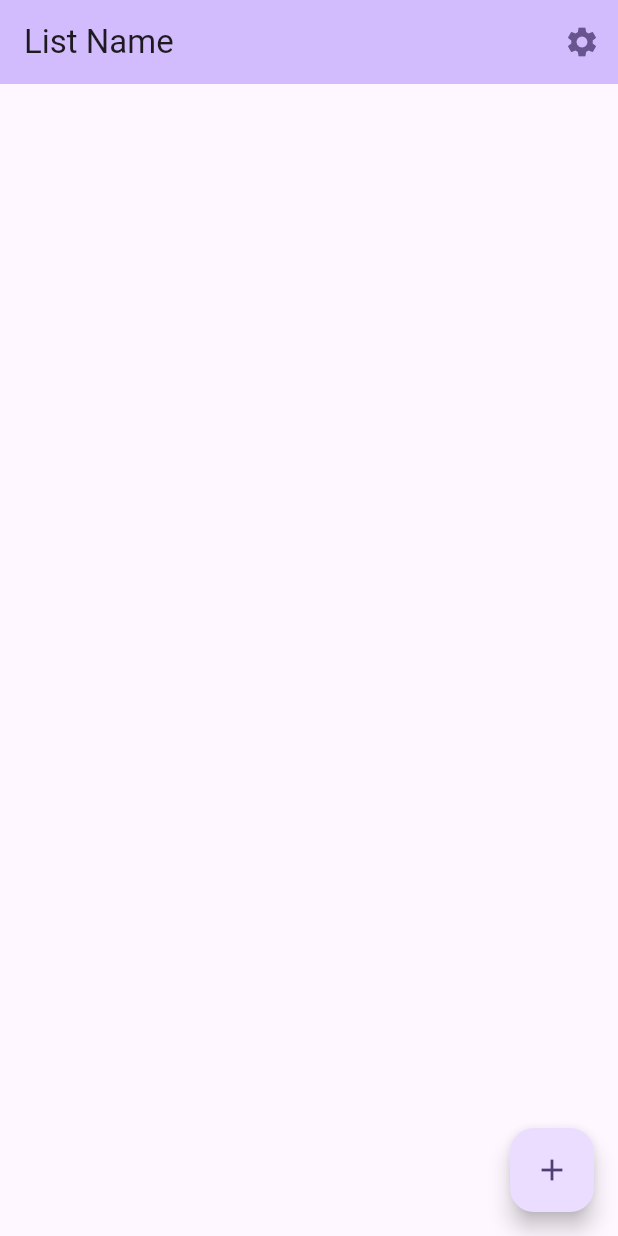
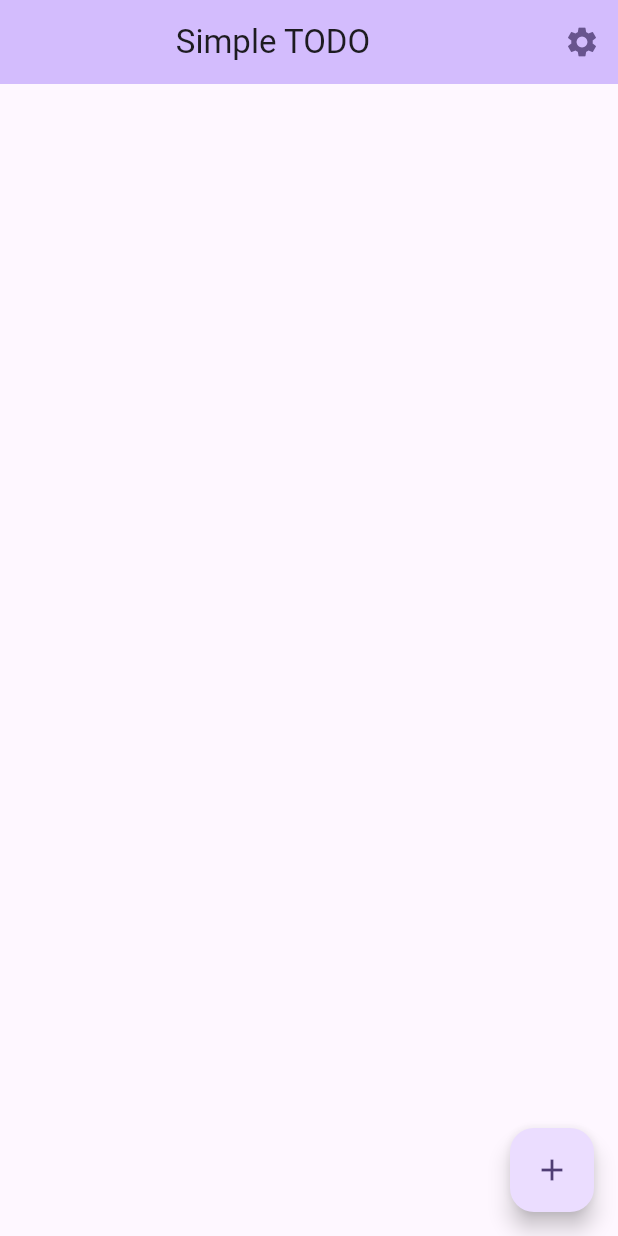
Before and after one commit to Nigel-Karunaratne/simple_todo, a Flutter app: the screen it shows after launch, on a phone screen of 412 x 824 dp. Run offline on Flutter 3.47's test engine with Material 3 defaults, Android fonts, the phone set to English and light mode, and no system bars.

Commit message:
Add warning for web that files do not work

```diff
--- a/lib/main.dart
+++ b/lib/main.dart
@@ -1,4 +1,7 @@
+import 'dart:io';
+import 'package:flutter/foundation.dart';
 import 'package:flutter/material.dart';
+import 'package:flutter/scheduler.dart';
 import 'package:simple_todo/models/listmodel.dart';
 import 'package:simple_todo/views/listitemcard.dart';
 import 'package:provider/provider.dart';
@@ -34,12 +37,38 @@ class TodoListView extends StatefulWidget {
 }
 
 class _TodoListViewState extends State<TodoListView> {
+
+  final GlobalKey<ScaffoldMessengerState> _scaffoldKey = GlobalKey<ScaffoldMessengerState>();
+
+  @override
+  void initState() {
+    super.initState();
+    //If web, alert user that no saving :(
+    if (kIsWeb) {
+      SchedulerBinding.instance.addPostFrameCallback((timeStamp) =>
+        ScaffoldMessenger.of(context).showSnackBar(
+          SnackBar(
+            duration: const Duration(seconds: 10),
+            content: const Text("Saving and Loading Lists is not supported in web browsers"),
+            action: SnackBarAction(
+              label: "Got it",
+              onPressed: () {},
+            ),
+          )
+        )
+      );
+    }
+  }
+
   @override
   Widget build(BuildContext context) {
     return Scaffold(
+      key: _scaffoldKey,
       backgroundColor: Theme.of(context).colorScheme.background,
       appBar: AppBar(
-        title: const Text("List Name"),
+        title: Builder(
+          builder: (context) => Platform.isIOS ? const Center(child: Text("Simple TODO"),): const Center(child: Text("Simple TODO")),
+        ),
         backgroundColor: Theme.of(context).colorScheme.inversePrimary,
         actions: [
           IconButton(
```
